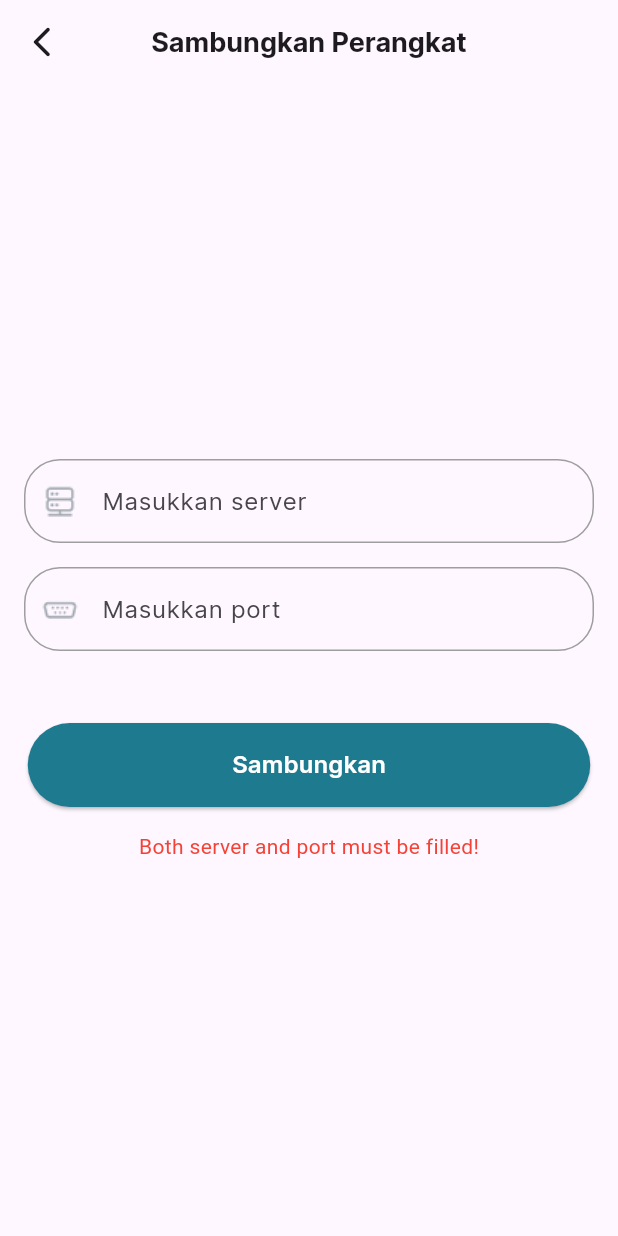
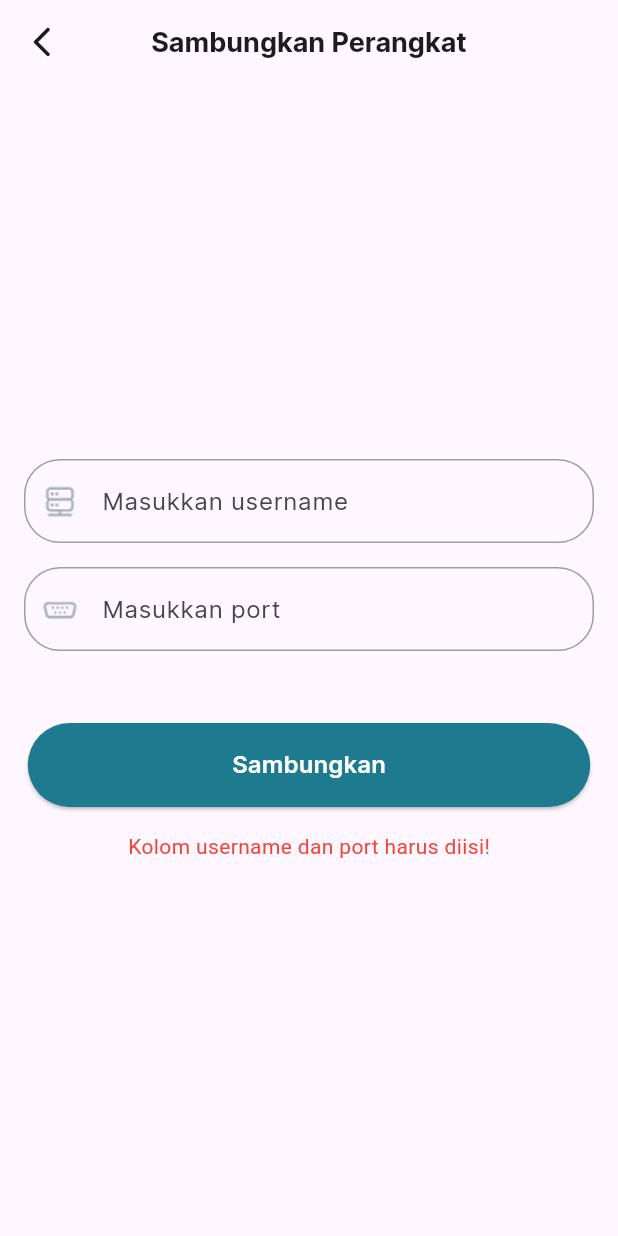
Before and after one commit to salwamhrn11/fallAlert-capstone, a Flutter app: the screen it shows after launch, after a tap on "Sambungkan", on a phone screen of 412 x 824 dp. Run offline on Flutter 3.47's test engine with Material 3 defaults, Android fonts, the phone set to English and light mode, and no system bars; our stand-ins replace firebase_core, firebase_database, fl_chart, flutter_local_notifications; missing offline and left inert: mqtt_client; accounts and stored records are empty.

```diff
--- a/lib/main.dart
+++ b/lib/main.dart
@@ -28,13 +28,22 @@ void main() async {
   runApp(const MyApp());
 }
 
+class User {
+  final String username = '1234';
+  final int port = 1883;
+}
+
 class MQTTService {
+  final User user = User();
   MqttServerClient? client;
   String broker = 'test.mosquitto.org'; // Use your broker's address
   String clientId = 'capstone';
-  String topic = 'fall-detection/readings/1234'; // Use your topic
-  String debugTopic = 'fall-detection/readings/1234/debug';
-  int port = 1883;
+  late String topic;
+  late String debugTopic;
+  MQTTService(){
+    topic = 'fall-detection/readings/${user.username}'; // Use your topic
+    debugTopic = 'fall-detection/readings/${user.username}/debug';
+  }
   // ValueNotifier<bool> isFall = ValueNotifier<bool>(true);
 
   // Timer for tracking new messages
@@ -75,7 +84,7 @@ class MQTTService {
     await _requestNotificationPermission();
     await _initializeNotifications();
 
-    client = MqttServerClient.withPort(broker, clientId, port);
+    client = MqttServerClient.withPort(broker, clientId, user.port);
 
     client!.logging(on: true); // Enable logging
     client!.keepAlivePeriod = 60; // Set the keep-alive period for the connection
@@ -284,9 +293,10 @@ class ConnectPage extends StatefulWidget {
 }
 
 class _ConnectPageState extends State<ConnectPage> {
-  final TextEditingController serverController = TextEditingController();
+  final TextEditingController usernameController = TextEditingController();
   final TextEditingController portController = TextEditingController();
   String errorMessage = '';
+  final User user = User();
 
   @override
   Widget build(BuildContext context) {
@@ -316,9 +326,9 @@ class _ConnectPageState extends State<ConnectPage> {
             Column(
               children: [
                 TextField(
-                  controller: serverController, // Mengambil input dari user
+                  controller: usernameController, // Mengambil input dari user
                   decoration: InputDecoration(
-                    labelText: 'Masukkan server',
+                    labelText: 'Masukkan username',
                     prefixIcon: Image.asset(
                       'images/iconserver.png',
                       width: 24,
@@ -387,16 +397,23 @@ class _ConnectPageState extends State<ConnectPage> {
             ElevatedButton(
               onPressed: () {
                 // Validasi input
-                if (serverController.text.isNotEmpty && portController.text.isNotEmpty) {
-                  // Jika valid, arahkan ke halaman HealthOverviewScreen
-                  Navigator.push(
-                    context,
-                    MaterialPageRoute(builder: (context) => const HealthOverviewScreen()),
-                  );
+                if (usernameController.text.isNotEmpty && portController.text.isNotEmpty) {
+                  if (usernameController.text == user.username && portController.text == user.port.toString()){
+                    // Jika valid, arahkan ke halaman HealthOverviewScreen
+                    Navigator.push(
+                      context,
+                      MaterialPageRoute(builder: (context) => const HealthOverviewScreen()),
+                    );
+                  }
+                  else{
+                    setState(() {
+                      errorMessage = 'Username atau Port tidak cocok!';
+                    });
+                  }
                 } else {
                   // Jika tidak valid, tampilkan pesan error
                   setState(() {
-                    errorMessage = 'Both server and port must be filled!';
+                    errorMessage = 'Kolom username dan port harus diisi!';
                   });
                 }
               },
```
